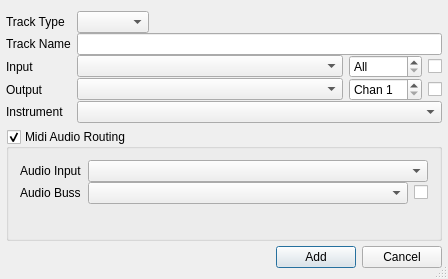
Above: oom/widgets/createtrackbase.ui from ccherrett/oom before the change. Below: the same form after it.
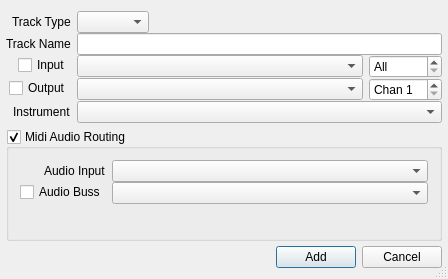
That is the form after the change.

Commit message: Moved checkboxes to the left on add track dialog

What changed in the file:
```diff
--- a/oom/widgets/createtrackbase.ui
+++ b/oom/widgets/createtrackbase.ui
@@ -40,6 +40,9 @@
      <property name="fieldGrowthPolicy">
       <enum>QFormLayout::ExpandingFieldsGrow</enum>
      </property>
+     <property name="labelAlignment">
+      <set>Qt::AlignRight|Qt::AlignTrailing|Qt::AlignVCenter</set>
+     </property>
      <property name="verticalSpacing">
       <number>0</number>
      </property>
@@ -88,25 +91,6 @@
      <item row="1" column="1">
       <widget class="QLineEdit" name="txtName"/>
      </item>
-     <item row="2" column="0">
-      <widget class="QLabel" name="lblInput">
-       <property name="sizePolicy">
-        <sizepolicy hsizetype="Fixed" vsizetype="Preferred">
-         <horstretch>0</horstretch>
-         <verstretch>0</verstretch>
-        </sizepolicy>
-       </property>
-       <property name="minimumSize">
-        <size>
-         <width>40</width>
-         <height>0</height>
-        </size>
-       </property>
-       <property name="text">
-        <string>Input</string>
-       </property>
-      </widget>
-     </item>
      <item row="2" column="1">
       <layout class="QHBoxLayout" name="inputLayout">
        <item>
@@ -141,37 +125,8 @@
          </property>
         </widget>
        </item>
-       <item>
-        <widget class="QCheckBox" name="chkInput">
-         <property name="toolTip">
-          <string>Skip Input routing</string>
-         </property>
-         <property name="text">
-          <string/>
-         </property>
-        </widget>
-       </item>
       </layout>
      </item>
-     <item row="3" column="0">
-      <widget class="QLabel" name="lblOutput">
-       <property name="sizePolicy">
-        <sizepolicy hsizetype="Fixed" vsizetype="Preferred">
-         <horstretch>0</horstretch>
-         <verstretch>0</verstretch>
-        </sizepolicy>
-       </property>
-       <property name="minimumSize">
-        <size>
-         <width>40</width>
-         <height>0</height>
-        </size>
-       </property>
-       <property name="text">
-        <string>Output</string>
-       </property>
-      </widget>
-     </item>
      <item row="3" column="1">
       <layout class="QHBoxLayout" name="outputLayout">
        <item>
@@ -203,16 +158,6 @@
          </property>
         </widget>
        </item>
-       <item>
-        <widget class="QCheckBox" name="chkOutput">
-         <property name="toolTip">
-          <string>Skip Output routing</string>
-         </property>
-         <property name="text">
-          <string/>
-         </property>
-        </widget>
-       </item>
       </layout>
      </item>
      <item row="4" column="0">
@@ -235,6 +180,26 @@
        </property>
       </widget>
      </item>
+     <item row="3" column="0">
+      <widget class="QCheckBox" name="chkOutput">
+       <property name="toolTip">
+        <string>Skip Output routing</string>
+       </property>
+       <property name="text">
+        <string>Output</string>
+       </property>
+      </widget>
+     </item>
+     <item row="2" column="0">
+      <widget class="QCheckBox" name="chkInput">
+       <property name="toolTip">
+        <string>Skip Input routing</string>
+       </property>
+       <property name="text">
+        <string>Input</string>
+       </property>
+      </widget>
+     </item>
     </layout>
    </item>
    <item>
@@ -250,6 +215,9 @@
       <bool>true</bool>
      </property>
      <layout class="QFormLayout" name="formLayout_2">
+      <property name="labelAlignment">
+       <set>Qt::AlignRight|Qt::AlignTrailing|Qt::AlignVCenter</set>
+      </property>
       <property name="verticalSpacing">
        <number>0</number>
       </property>
@@ -270,13 +238,6 @@
         </property>
        </widget>
       </item>
-      <item row="1" column="0">
-       <widget class="QLabel" name="lblBuss">
-        <property name="text">
-         <string>Audio Buss</string>
-        </property>
-       </widget>
-      </item>
       <item row="1" column="1">
        <layout class="QHBoxLayout" name="horizontalLayout_2">
         <property name="rightMargin">
@@ -292,18 +253,18 @@
           </property>
          </widget>
         </item>
-        <item>
-         <widget class="QCheckBox" name="chkBuss">
-          <property name="toolTip">
-           <string>Skip Creating/Using route to Buss</string>
-          </property>
-          <property name="text">
-           <string/>
-          </property>
-         </widget>
-        </item>
        </layout>
       </item>
+      <item row="1" column="0">
+       <widget class="QCheckBox" name="chkBuss">
+        <property name="toolTip">
+         <string>Skip Creating/Using route to Buss</string>
+        </property>
+        <property name="text">
+         <string>Audio Buss</string>
+        </property>
+       </widget>
+      </item>
      </layout>
     </widget>
    </item>
```
The commit also changes 2 other files.
